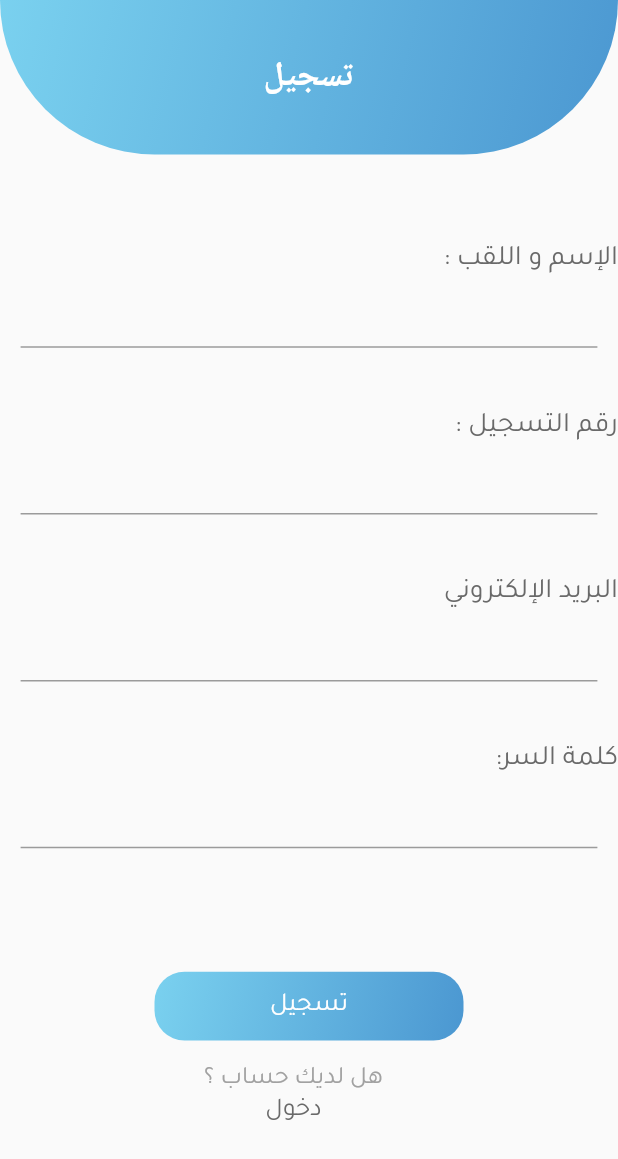
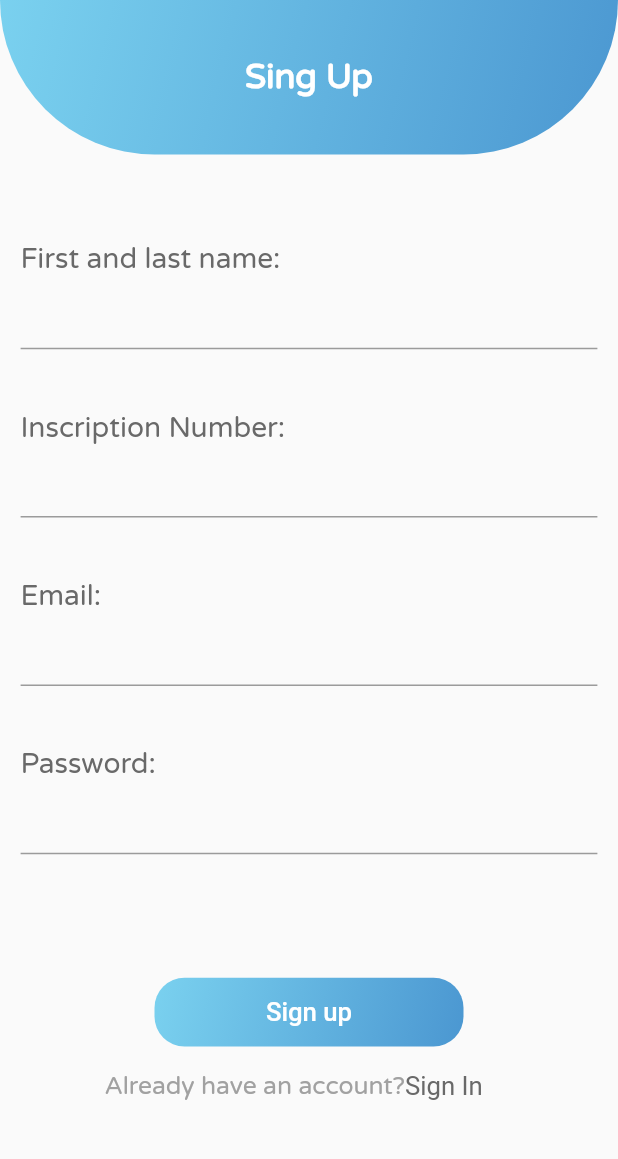
Before and after one commit to MahdadiChaima/user_app_sesc, a Flutter app: the SingUp screen opened by its route, on a phone screen of 412 x 824 dp. Shown: the top 1159 px of the screen. Run offline on Flutter 3.47's test engine with Material 2 defaults, Android fonts, the phone set to English and light mode, and no system bars; our stand-ins replace animated_splash_screen, animated_text_kit, rating_dialog, rflutter_alert; Roboto replaces fonts that are missing (RavenouslyDemoGrunge).

```diff
--- a/lib/Ui/ConstantWidget/Bottom.dart
+++ b/lib/Ui/ConstantWidget/Bottom.dart
@@ -21,7 +21,7 @@ class bottom extends StatelessWidget {
         ),
         width: size.width/3,
         height: size.height/18,
-        child: Center(child: Text(label,style: TextStyle(color:Colors.white,fontWeight: FontWeight.w500,fontSize: size.width/24,fontFamily: 'Tajawal-Regular'),),),
+        child: Center(child: Text(label,style: TextStyle(color:Colors.white,fontWeight: FontWeight.w500,fontSize: size.width/24,fontFamily: 'RavenouslyDemoGrunge'),),),
       ),
     );
   }
--- a/lib/Ui/ConstantWidget/botton_home.dart
+++ b/lib/Ui/ConstantWidget/botton_home.dart
@@ -15,7 +15,7 @@ class button_home extends StatelessWidget {
         padding: EdgeInsets.all(9.0),
         //je fais card au lieu container car il a une shadow
         child: Card(
-          elevation: 6.0,
+          elevation: 10.0,
           margin: EdgeInsets.all(2.0),
           //pour radius
           shape: RoundedRectangleBorder(
--- a/lib/Ui/Home.dart
+++ b/lib/Ui/Home.dart
@@ -28,7 +28,7 @@ class Home  extends StatelessWidget {
             children: [
 
               appBarwithiconMenu(
-                  "الصفحة الرئيسية", ()=>_scaffoldKey.currentState.openDrawer()),
+                  "Home", ()=>_scaffoldKey.currentState.openDrawer()),
 
               SizedBox(height: size.width / 7,),
               Column(
@@ -73,11 +73,11 @@ class Home  extends StatelessWidget {
                   ),
 
                   Text(
-                      'دروس',
+                      ' Courses',
                       style: TextStyle(
                           fontSize: 24,
                           color: colorUser.darkBlue,
-                          fontFamily: 'Tajawal-Regular',
+                          fontFamily: 'VarelaRound-Regular',
                           fontWeight: FontWeight.w500),
                       textAlign: TextAlign.center
 
--- a/lib/Ui/Sing Up.dart
+++ b/lib/Ui/Sing Up.dart
@@ -21,41 +21,25 @@ class SingUp extends StatelessWidget {
         body: ListView(
 
           children: [
-            containerAppBar("تسجيل"),
+            containerAppBar("Sing Up"),
             SizedBox(height: size.width/7,),
-            Container(margin: EdgeInsets.only(left:size.width/30 ),child:Directionality(
-              textDirection: TextDirection.rtl,
-              child: Text("الإسم و اللقب :",
-                textAlign: TextAlign.right,
-                style: TextStyle(color: colorUser.gray,fontSize: size.width/22,fontFamily: 'Tajawal-Regular'),),
-            )),
+            Container(margin: EdgeInsets.only(left:size.width/30 ),alignment:Alignment.topLeft,child:Text("First and last name:",
+              style: TextStyle(color: colorUser.gray,fontSize: size.width/22,fontFamily: 'VarelaRound-Regular'),)),
 
             inputField(contrl: name),
             SizedBox(height: size.width/10 ,),
-            Container(margin: EdgeInsets.only(left:size.width/30 ),
-                child: Directionality(
-                    textDirection: TextDirection.rtl,
-                    child: Text("رقم التسجيل :",
-                      textAlign: TextAlign.right,
-                      style: TextStyle(color: colorUser.gray,fontSize: size.width/22,fontFamily: 'Tajawal-Regular'),))),
+            Container(margin: EdgeInsets.only(left:size.width/30 ),alignment:Alignment.topLeft,
+                child: Text("Inscription Number:",style: TextStyle(color: colorUser.gray,fontSize: size.width/22,fontFamily: 'VarelaRound-Regular'),)),
 
             inputField(contrl:inscription_number),
             SizedBox(height: size.width/10 ,),
-            Container(margin: EdgeInsets.only(left:size.width/30 ),
-                child: Directionality(
-                    textDirection: TextDirection.rtl,
-                    child: Text("البريد الإلكتروني",
-                      textAlign: TextAlign.right,
-                      style: TextStyle(color: colorUser.gray,fontSize: size.width/22,fontFamily: 'Tajawal-Regular'),))),
+            Container(margin: EdgeInsets.only(left:size.width/30 ),alignment:Alignment.topLeft,
+                child: Text("Email:",style: TextStyle(color: colorUser.gray,fontSize: size.width/22,fontFamily: 'VarelaRound-Regular'),)),
 
             inputField(contrl:email),
             SizedBox(height: size.width/10 ,),
-            Container(margin: EdgeInsets.only(left:size.width/30 ),
-                child: Directionality(
-                    textDirection: TextDirection.rtl,
-                    child: Text("كلمة السر:",
-                      textAlign: TextAlign.right,
-                      style: TextStyle(color: colorUser.gray,fontSize: size.width/22,fontFamily: 'Tajawal-Regular'),))),
+            Container(margin: EdgeInsets.only(left:size.width/30 ),alignment:Alignment.topLeft,
+                child: Text("Password:",style: TextStyle(color: colorUser.gray,fontSize: size.width/22,fontFamily: 'VarelaRound-Regular'),)),
 
             inputField(contrl:password),
             SizedBox(height: size.width/5 ,),
@@ -63,19 +47,16 @@ class SingUp extends StatelessWidget {
            Expanded(
              child: bottom(
 
-               label: 'تسجيل',
+               label: 'Sign up',
                ontap: () {
                  Navigator.pushNamed(context,Home.id);
                },
              ),
            ),
             SizedBox(height: size.width/25 ,),
-            Container(margin: EdgeInsets.only(right:size.width/20 ),child:Column(mainAxisAlignment: MainAxisAlignment.center,children: [
-              Directionality(
-                  textDirection: TextDirection.rtl,
-                  child: Text("هل لديك حساب ؟",style: TextStyle(fontSize: size.width/25,color: colorUser.lightGray,fontFamily: 'Tajawal-Regular'),)),
-              GestureDetector(onTap: ()=>Navigator.of(context).pushNamed( SingIn.id),
-                child:Text("دخول",style: TextStyle(fontSize: size.width/24,color: colorUser.gray,fontFamily: 'Tajawal-Regular'),),),
+            Container(margin: EdgeInsets.only(right:size.width/20 ),child:Row(mainAxisAlignment: MainAxisAlignment.center,children: [
+              Text("Already have an account?",style: TextStyle(fontSize: size.width/25,color: colorUser.lightGray,fontFamily: 'VarelaRound-Regular'),),
+              GestureDetector(onTap: ()=>Navigator.of(context).pushNamed( SingIn.id),child:Text("Sign In",style: TextStyle(fontSize: size.width/24,color: colorUser.gray,fontFamily: 'RavenouslyDemoGrunge'),),),
             ],))
 
           ],
--- a/lib/Ui/SingIn.dart
+++ b/lib/Ui/SingIn.dart
@@ -20,52 +20,35 @@ class SingIn extends StatelessWidget {
         body: ListView(
 
           children: [
-            containerAppBar("دخول"),
+            containerAppBar("Sign In"),
          SizedBox(height: size.width/5,),
-        Container(margin: EdgeInsets.only(left:size.width/20 ),
-            child:Directionality(
-                textDirection: TextDirection.rtl,
-                child: Text("البريد الإلكتروني :",textAlign: TextAlign.start,
-                  style: TextStyle(color: colorUser.gray,fontSize: size.width/20,fontFamily: 'Tajawal-Regular'),))),
+        Container(margin: EdgeInsets.only(left:size.width/20 ),alignment:Alignment.topLeft,
+            child:Text("Email:",style: TextStyle(color: colorUser.gray,fontSize: size.width/20,fontFamily: 'VarelaRound-Regular'),)),
 
             inputField(contrl:email),
 
             SizedBox(height: size.width/10 ,),
-            Container(margin: EdgeInsets.only(left:size.width/20 ),
-                child: Directionality(
-                    textDirection: TextDirection.rtl,child: Text("كلمة السر :",
-                  textAlign: TextAlign.start,
-                  style: TextStyle(color: colorUser.gray,fontSize: size.width/20,fontFamily: 'Tajawal-Regular'),))),
+            Container(margin: EdgeInsets.only(left:size.width/20 ),alignment:Alignment.topLeft,
+                child: Text("Password:",style: TextStyle(color: colorUser.gray,fontSize: size.width/20,fontFamily: 'VarelaRound-Regular'),)),
 
             inputField(contrl:password),
-            SizedBox(height: size.height/15 ,),
-            GestureDetector(child:Container(margin: EdgeInsets.only(right:size.width/30 ),
-              alignment:Alignment.topLeft,
-              child:GestureDetector(onTap: ()=>Navigator.of(context).pushNamed( forgetPassword.id),
-                child: Text("هل نسيت كلمة السر ؟",
-                  style: TextStyle(
-                      fontWeight:FontWeight.w400,
-                      color: colorUser.darkBlue,
-                      fontSize: size.width/26,
-                      fontFamily: 'Tajawal-Regular'),)),)),
+            SizedBox(height: size.width/25 ,),
+            GestureDetector(child:Container(margin: EdgeInsets.only(right:size.width/30 ),alignment:Alignment.topRight,child:GestureDetector(onTap: ()=>Navigator.of(context).pushNamed( forgetPassword.id),
+                child: Text("Forget password?",
+                  style: TextStyle(fontWeight:FontWeight.w400,color: colorUser.darkBlue,fontSize: size.width/26,fontFamily: 'VarelaRound-Regular'),)),)),
             SizedBox(height: size.width/3 ,),
 
             bottom(
-              label: 'دخول',
+              label: 'Sign in',
               ontap: () {
                 Navigator.pushNamed(context,Home.id);
               },
             ),
-            SizedBox(height: size.height/25 ,),
-            Container(
-                margin: EdgeInsets.only(right:size.width/20 ),
-                child:Column(mainAxisAlignment: MainAxisAlignment.center,children: [
-              Directionality(textDirection: TextDirection.rtl,
-                  child: Text("ليس لديك حساب ؟",style: TextStyle(fontSize: size.width/25,color: colorUser.lightGray,fontFamily: 'Tajawal-Regular'),)),
-              SizedBox(height: size.height/30 ,),
+            SizedBox(height: size.width/25 ,),
+            Container(margin: EdgeInsets.only(right:size.width/20 ),child:Row(mainAxisAlignment: MainAxisAlignment.center,children: [
+              Text("Dont have an account?",style: TextStyle(fontSize: size.width/25,color: colorUser.lightGray,fontFamily: 'VarelaRound-Regular'),),
               GestureDetector(onTap: ()=>Navigator.of(context).pushNamed( SingUp.id),
-                child:Directionality(textDirection: TextDirection.rtl,
-                    child: Text("تسجيل",style: TextStyle(fontSize: size.width/24,color: colorUser.gray,fontFamily: 'Tajawal-Regular'),)),),
+                child:Text("Sign Up",style: TextStyle(fontSize: size.width/24,color: colorUser.gray,fontFamily: 'VarelaRound-Regular'),),),
             ],))
 
           ],
--- a/lib/Ui/account.dart
+++ b/lib/Ui/account.dart
@@ -128,29 +128,29 @@ class account extends StatelessWidget {
             Center(
               child: GestureDetector(
                 child:Text(
-                  'تغيير كلمة السر',
+                  'update your password',
                   style: TextStyle(
-                      fontWeight:FontWeight.w600,color: colorUser.darkBlue,fontSize: size.width/22,fontFamily: 'Tajawal-Regular'
+                      fontWeight:FontWeight.w600,color: colorUser.darkBlue,fontSize: size.width/22,fontFamily: 'VarelaRound-Regular'
                   ),
                 ),
                 onTap:() {
 
                   Alert(
                       context: context,
-                      title: "تغيير كلمة السر",
+                      title: "UPDATE PASSWORD",
                       content: Column(
                         children: <Widget>[
                           TextField(
                             decoration: InputDecoration(
                               icon: Icon(Icons.lock),
-                              labelText: 'كلمة السر الحالية',
+                              labelText: 'Old password',
                             ),
                           ),
                           TextField(
                             obscureText: true,
                             decoration: InputDecoration(
                               icon: Icon(Icons.lock),
-                              labelText: 'كلمة السر الجديدة',
+                              labelText: ' New password',
                             ),
                           ),
                         ],
@@ -164,8 +164,8 @@ class account extends StatelessWidget {
                   } ,
 
                           child: Text(
-                            "حفظ",
-                            style: TextStyle(color: Colors.white, fontSize: 20,fontFamily: 'Tajawal-Regular'),
+                            "Save",
+                            style: TextStyle(color: Colors.white, fontSize: 20,fontFamily: 'VarelaRound-Regular'),
                           ),
                         )
                       ]).show();
--- a/lib/Ui/forgetPassword.dart
+++ b/lib/Ui/forgetPassword.dart
@@ -25,17 +25,17 @@ class forgetPassword extends StatelessWidget {
 
       ),
           SizedBox(height:size.width/20 ,),
-          textcenter(text: "نسيت كلمة السر",size: size.width/15,color: colorUser.darkGray,),
+          textcenter(text: "Forget Password",size: size.width/15,color: colorUser.darkGray,),
           SizedBox(height:size.width/20 ,),
-          textcenter(text: "ادخل اليمايل الموافق",size: size.width/20,color: colorUser.lightGray,),
-          textcenter(text: "سنرسل لك رسالة",size: size.width/20,color: colorUser.lightGray,),
+          textcenter(text: "Enter email associated with your ",size: size.width/20,color: colorUser.lightGray,),
+          textcenter(text: "account we’ll send your farther ",size: size.width/20,color: colorUser.lightGray,),
           textcenter(text: "instruction",size: size.width/20,color: colorUser.lightGray,),
           SizedBox(height:size.width/20 ,),
        inputField(contrl: email,),
 
           SizedBox(height:size.width/7 ,),
 
-       bottom(label: "إرسال", ontap: ()=>Navigator.pushNamed(context, Home.id))
+       bottom(label: "Send", ontap: ()=>Navigator.pushNamed(context, Home.id))
         ],
       ),
     ));
@@ -55,6 +55,6 @@ class textcenter extends StatelessWidget {
 
   @override
   Widget build(BuildContext context) {
-    return Center(child:Text(text,style: TextStyle(color:color,fontSize:size,fontFamily: 'Tajawal-Regular'),),);
+    return Center(child:Text(text,style: TextStyle(color:color,fontSize:size,fontFamily: 'VarelaRound-Regular'),),);
   }
 }
--- a/lib/Ui/score.dart
+++ b/lib/Ui/score.dart
@@ -37,8 +37,7 @@ class Score extends StatelessWidget {
               size: size.width/10,color:colorUser.gray,))),
 ]),
         SizedBox(height: size.width/5,),
-            Center(child: Directionality( textDirection: TextDirection.rtl,
-                child: Text("نقاطك هي :",style: TextStyle(fontSize: size.width/10,color:colorUser.darkGray,fontFamily: 'Tajawal-Regular'),))),
+            Center(child: Text("Your Score is:",style: TextStyle(fontSize: size.width/10,color:colorUser.darkGray,fontFamily: 'VarelaRound-Regular'),)),
             Center(child: Text("$score/$totalscore",style: TextStyle(fontSize: size.width/10,color:colorUser.orange,fontFamily: 'VarelaRound-Regular'),))
 
 
--- a/lib/Ui/score_fail.dart
+++ b/lib/Ui/score_fail.dart
@@ -45,8 +45,8 @@ class Score_Fail extends StatelessWidget {
 
 
             SizedBox(height: size.width/5,),
-            Center(child: Text("للأسف ",style: TextStyle(fontSize: size.width/7,color:colorUser.darkGray,fontFamily: 'Tajawal-Regular'),)),
-            Center(child: Text("لم يوقك الحظ لتكون  ناجح",style: TextStyle(fontSize: size.width/10,color:colorUser.lightGray,fontFamily: 'Tajawal-Regular'),))
+            Center(child: Text("Ooops!!",style: TextStyle(fontSize: size.width/7,color:colorUser.darkGray,fontFamily: 'VarelaRound-Regular'),)),
+            Center(child: Text("You lose",style: TextStyle(fontSize: size.width/10,color:colorUser.lightGray,fontFamily: 'VarelaRound-Regular'),))
 
 
           ],
--- a/lib/Ui/score_success.dart
+++ b/lib/Ui/score_success.dart
@@ -38,8 +38,8 @@ class Score_Success extends StatelessWidget {
               size: size.width/10,color:colorUser.gray,))),
 ]),
         SizedBox(height: size.width/5,),
-            Center(child: Text("مبروك  نجحت",style: TextStyle(fontSize: size.width/7,color:colorUser.darkGray),)),
-            Center(child: Text("$totalscore/$totalscore",style: TextStyle(fontSize: size.width/10,color:colorUser.orange,fontFamily: 'Tajawal-Regular'),))
+            Center(child: Text("You Win",style: TextStyle(fontSize: size.width/7,color:colorUser.darkGray),)),
+            Center(child: Text("$totalscore/$totalscore",style: TextStyle(fontSize: size.width/10,color:colorUser.orange,fontFamily: 'VarelaRound-Regular'),))
 
 
 
```
Also changed, not shown: lib/Ui/Courses.dart (+2 -5 lines), lib/Ui/Drawer/DrawerScreen.dart (+15 -26 lines).
